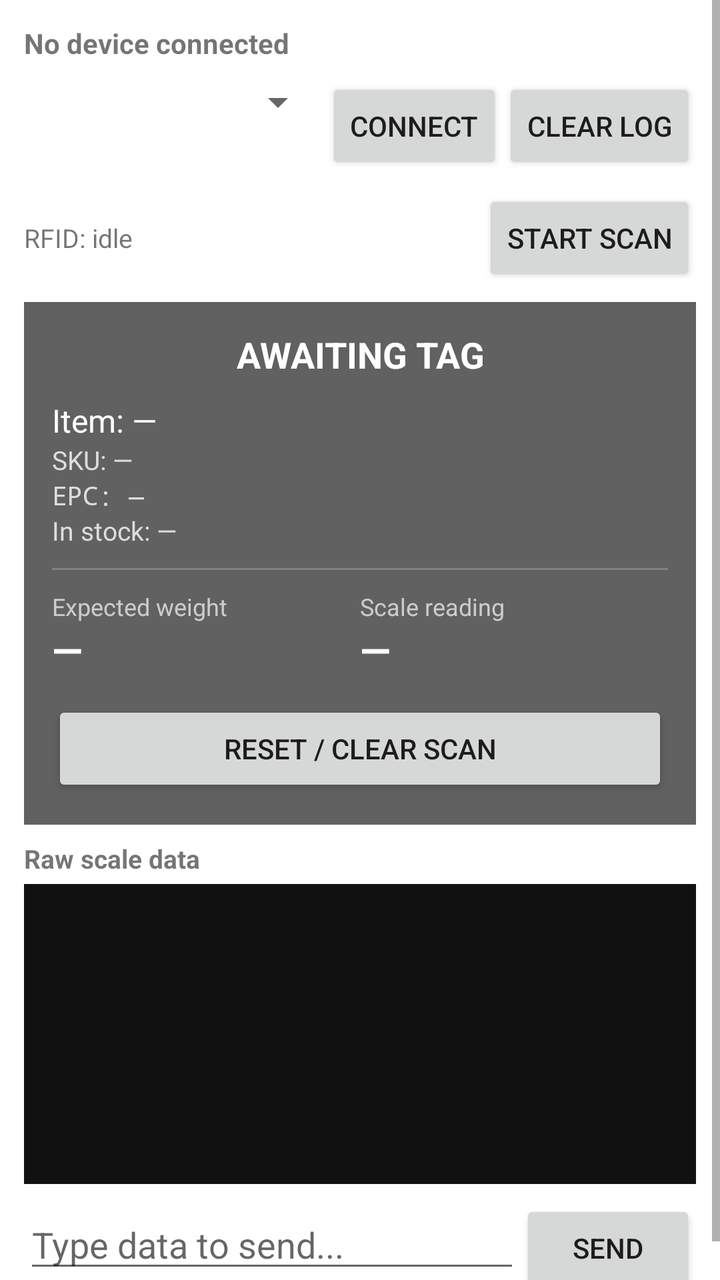
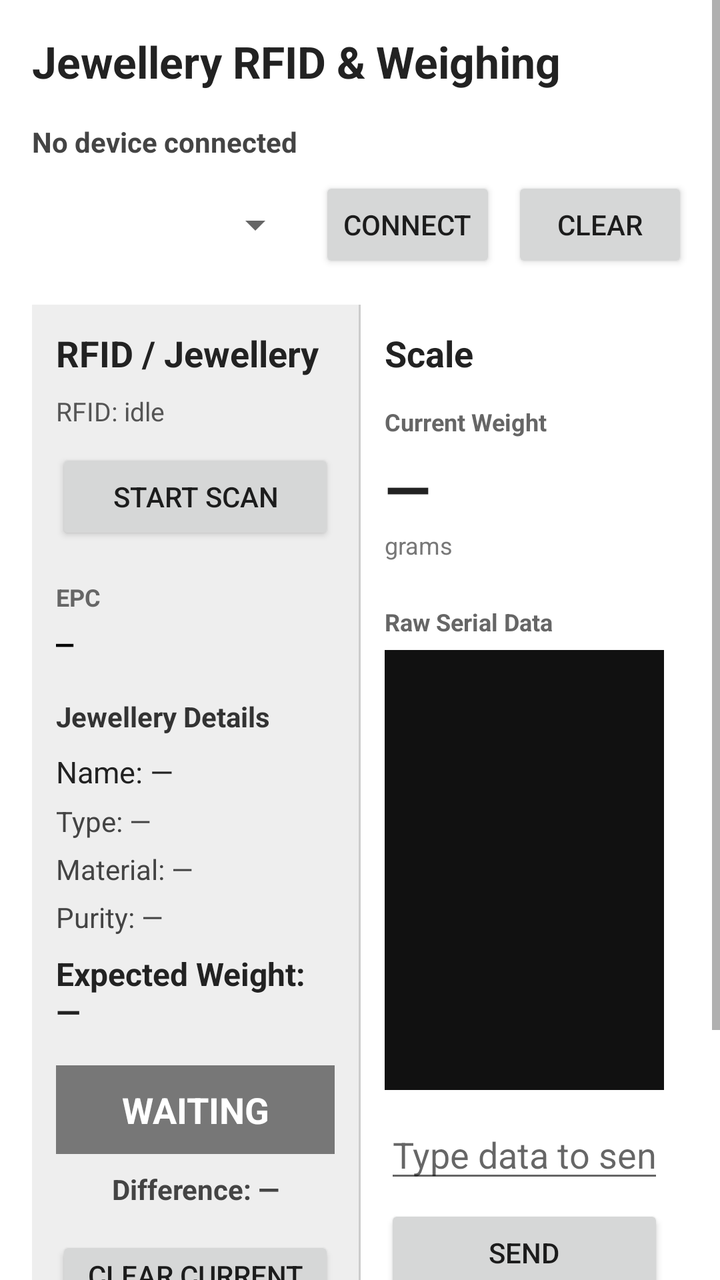

The first picture is an Android layout as it rendered before a commit; the second is the same layout after the commit. The layout source and the unified diff follow.
<!-- AndroidManifest.xml: application theme Theme.SerialMonitor -->
<!-- res/layout/activity_main.xml -->
<?xml version="1.0" encoding="utf-8"?>
<ScrollView xmlns:android="http://schemas.android.com/apk/res/android"
    android:layout_width="match_parent"
    android:layout_height="match_parent"
    android:fillViewport="true">

<LinearLayout
    android:layout_width="match_parent"
    android:layout_height="wrap_content"
    android:orientation="vertical"
    android:padding="12dp">

    
    <TextView
        android:id="@+id/statusText"
        android:layout_width="match_parent"
        android:layout_height="wrap_content"
        android:text="No device connected"
        android:textSize="14sp"
        android:textStyle="bold"
        android:paddingBottom="8dp" />

    <LinearLayout
        android:layout_width="match_parent"
        android:layout_height="wrap_content"
        android:orientation="horizontal"
        android:paddingBottom="8dp">

        <Spinner
            android:id="@+id/baudSpinner"
            android:layout_width="0dp"
            android:layout_height="wrap_content"
            android:layout_weight="1" />

        <Button
            android:id="@+id/connectButton"
            android:layout_width="wrap_content"
            android:layout_height="wrap_content"
            android:text="Connect" />

        <Button
            android:id="@+id/clearButton"
            android:layout_width="wrap_content"
            android:layout_height="wrap_content"
            android:text="Clear Log" />
    </LinearLayout>

    
    <LinearLayout
        android:layout_width="match_parent"
        android:layout_height="wrap_content"
        android:orientation="horizontal"
        android:gravity="center_vertical"
        android:paddingBottom="8dp">

        <TextView
            android:id="@+id/rfidStatusText"
            android:layout_width="0dp"
            android:layout_height="wrap_content"
            android:layout_weight="1"
            android:text="RFID: idle"
            android:textSize="13sp" />

        <Button
            android:id="@+id/rfidToggleButton"
            android:layout_width="wrap_content"
            android:layout_height="wrap_content"
            android:text="Start Scan" />
    </LinearLayout>

    
    <LinearLayout
        android:id="@+id/verdictCard"
        android:layout_width="match_parent"
        android:layout_height="wrap_content"
        android:orientation="vertical"
        android:background="@color/status_unknown"
        android:padding="14dp"
        android:layout_marginBottom="8dp">

        <TextView
            android:id="@+id/verdictLabel"
            android:layout_width="match_parent"
            android:layout_height="wrap_content"
            android:text="AWAITING TAG"
            android:textColor="#FFFFFF"
            android:textStyle="bold"
            android:textSize="18sp"
            android:gravity="center" />

        <TextView
            android:id="@+id/itemNameText"
            android:layout_width="match_parent"
            android:layout_height="wrap_content"
            android:text="Item: —"
            android:textColor="#FFFFFF"
            android:textSize="16sp"
            android:paddingTop="10dp" />

        <TextView
            android:id="@+id/skuText"
            android:layout_width="match_parent"
            android:layout_height="wrap_content"
            android:text="SKU: —"
            android:textColor="#DDDDDD"
            android:textSize="13sp" />

        <TextView
            android:id="@+id/epcText"
            android:layout_width="match_parent"
            android:layout_height="wrap_content"
            android:text="EPC: —"
            android:textColor="#DDDDDD"
            android:textSize="13sp"
            android:fontFamily="monospace" />

        <TextView
            android:id="@+id/stockText"
            android:layout_width="match_parent"
            android:layout_height="wrap_content"
            android:text="In stock: —"
            android:textColor="#DDDDDD"
            android:textSize="13sp" />

        <View
            android:layout_width="match_parent"
            android:layout_height="1dp"
            android:background="#33FFFFFF"
            android:layout_marginTop="10dp"
            android:layout_marginBottom="10dp" />

        <LinearLayout
            android:layout_width="match_parent"
            android:layout_height="wrap_content"
            android:orientation="horizontal">

            <LinearLayout
                android:layout_width="0dp"
                android:layout_height="wrap_content"
                android:layout_weight="1"
                android:orientation="vertical">

                <TextView
                    android:textColor="#CCCCCC"
                    android:textSize="12sp"
                    android:text="Expected weight"
                    android:layout_width="wrap_content"
                    android:layout_height="wrap_content" />

                <TextView
                    android:id="@+id/expectedWeightText"
                    android:layout_width="wrap_content"
                    android:layout_height="wrap_content"
                    android:text="—"
                    android:textColor="#FFFFFF"
                    android:textStyle="bold"
                    android:textSize="20sp" />
            </LinearLayout>

            <LinearLayout
                android:layout_width="0dp"
                android:layout_height="wrap_content"
                android:layout_weight="1"
                android:orientation="vertical">

                <TextView
                    android:textColor="#CCCCCC"
                    android:textSize="12sp"
                    android:text="Scale reading"
                    android:layout_width="wrap_content"
                    android:layout_height="wrap_content" />

                <TextView
                    android:id="@+id/liveWeightText"
                    android:layout_width="wrap_content"
                    android:layout_height="wrap_content"
                    android:text="—"
                    android:textColor="#FFFFFF"
                    android:textStyle="bold"
                    android:textSize="20sp" />
            </LinearLayout>
        </LinearLayout>

        <Button
            android:id="@+id/resetScanButton"
            android:layout_width="match_parent"
            android:layout_height="wrap_content"
            android:layout_marginTop="12dp"
            android:text="Reset / Clear Scan" />

    </LinearLayout>

    
    <TextView
        android:layout_width="match_parent"
        android:layout_height="wrap_content"
        android:text="Raw scale data"
        android:textStyle="bold"
        android:textSize="13sp"
        android:paddingBottom="4dp" />

    <TextView
        android:id="@+id/dataText"
        android:layout_width="match_parent"
        android:layout_height="150dp"
        android:background="#111111"
        android:fontFamily="monospace"
        android:textColor="#00FF00"
        android:textSize="12sp"
        android:padding="8dp"
        android:scrollbars="vertical"
        android:text="" />

    
    <LinearLayout
        android:layout_width="match_parent"
        android:layout_height="wrap_content"
        android:orientation="horizontal"
        android:paddingTop="8dp">

        <EditText
            android:id="@+id/sendEditText"
            android:layout_width="0dp"
            android:layout_height="wrap_content"
            android:layout_weight="1"
            android:hint="Type data to send..." />

        <Button
            android:id="@+id/sendButton"
            android:layout_width="wrap_content"
            android:layout_height="wrap_content"
            android:text="Send" />
    </LinearLayout>

</LinearLayout>
</ScrollView>
<!-- resources referenced by this layout -->
<resources>
  <color name="status_unknown">#616161</color>
  <style name="Theme.SerialMonitor" parent="Theme.MaterialComponents.DayNight.NoActionBar" />
</resources>

<!-- the commit's change to res/layout/activity_main.xml (unified diff, before → after) -->
@@ -4,233 +4,353 @@
     android:layout_height="match_parent"
     android:fillViewport="true">
 
-<LinearLayout
-    android:layout_width="match_parent"
-    android:layout_height="wrap_content"
-    android:orientation="vertical"
-    android:padding="12dp">
-
-    
-    <TextView
-        android:id="@+id/statusText"
-        android:layout_width="match_parent"
-        android:layout_height="wrap_content"
-        android:text="No device connected"
-        android:textSize="14sp"
-        android:textStyle="bold"
-        android:paddingBottom="8dp" />
-
     <LinearLayout
         android:layout_width="match_parent"
         android:layout_height="wrap_content"
-        android:orientation="horizontal"
-        android:paddingBottom="8dp">
-
-        <Spinner
-            android:id="@+id/baudSpinner"
-            android:layout_width="0dp"
-            android:layout_height="wrap_content"
-            android:layout_weight="1" />
-
-        <Button
-            android:id="@+id/connectButton"
-            android:layout_width="wrap_content"
-            android:layout_height="wrap_content"
-            android:text="Connect" />
-
-        <Button
-            android:id="@+id/clearButton"
-            android:layout_width="wrap_content"
-            android:layout_height="wrap_content"
-            android:text="Clear Log" />
-    </LinearLayout>
-
-    
-    <LinearLayout
-        android:layout_width="match_parent"
-        android:layout_height="wrap_content"
-        android:orientation="horizontal"
-        android:gravity="center_vertical"
-        android:paddingBottom="8dp">
+        android:orientation="vertical"
+        android:padding="16dp">
+
+        
 
         <TextView
-            android:id="@+id/rfidStatusText"
-            android:layout_width="0dp"
-            android:layout_height="wrap_content"
-            android:layout_weight="1"
-            android:text="RFID: idle"
-            android:textSize="13sp" />
-
-        <Button
-            android:id="@+id/rfidToggleButton"
-            android:layout_width="wrap_content"
-            android:layout_height="wrap_content"
-            android:text="Start Scan" />
-    </LinearLayout>
-
-    
-    <LinearLayout
-        android:id="@+id/verdictCard"
-        android:layout_width="match_parent"
-        android:layout_height="wrap_content"
-        android:orientation="vertical"
-        android:background="@color/status_unknown"
-        android:padding="14dp"
-        android:layout_marginBottom="8dp">
+            android:layout_width="match_parent"
+            android:layout_height="wrap_content"
+            android:text="Jewellery RFID &amp; Weighing"
+            android:textSize="22sp"
+            android:textStyle="bold"
+            android:textColor="#222222"
+            android:paddingBottom="16dp" />
+
+        
 
         <TextView
-            android:id="@+id/verdictLabel"
-            android:layout_width="match_parent"
-            android:layout_height="wrap_content"
-            android:text="AWAITING TAG"
-            android:textColor="#FFFFFF"
+            android:id="@+id/statusText"
+            android:layout_width="match_parent"
+            android:layout_height="wrap_content"
+            android:text="No device connected"
+            android:textSize="14sp"
             android:textStyle="bold"
-            android:textSize="18sp"
-            android:gravity="center" />
-
-        <TextView
-            android:id="@+id/itemNameText"
-            android:layout_width="match_parent"
-            android:layout_height="wrap_content"
-            android:text="Item: —"
-            android:textColor="#FFFFFF"
-            android:textSize="16sp"
-            android:paddingTop="10dp" />
-
-        <TextView
-            android:id="@+id/skuText"
-            android:layout_width="match_parent"
-            android:layout_height="wrap_content"
-            android:text="SKU: —"
-            android:textColor="#DDDDDD"
-            android:textSize="13sp" />
-
-        <TextView
-            android:id="@+id/epcText"
-            android:layout_width="match_parent"
-            android:layout_height="wrap_content"
-            android:text="EPC: —"
-            android:textColor="#DDDDDD"
-            android:textSize="13sp"
-            android:fontFamily="monospace" />
-
-        <TextView
-            android:id="@+id/stockText"
-            android:layout_width="match_parent"
-            android:layout_height="wrap_content"
-            android:text="In stock: —"
-            android:textColor="#DDDDDD"
-            android:textSize="13sp" />
-
-        <View
-            android:layout_width="match_parent"
-            android:layout_height="1dp"
-            android:background="#33FFFFFF"
-            android:layout_marginTop="10dp"
-            android:layout_marginBottom="10dp" />
+            android:textColor="#444444"
+            android:paddingBottom="8dp" />
 
         <LinearLayout
             android:layout_width="match_parent"
             android:layout_height="wrap_content"
+            android:orientation="horizontal"
+            android:gravity="center_vertical"
+            android:paddingBottom="16dp">
+
+            <Spinner
+                android:id="@+id/baudSpinner"
+                android:layout_width="0dp"
+                android:layout_height="wrap_content"
+                android:layout_weight="1" />
+
+            <Button
+                android:id="@+id/connectButton"
+                android:layout_width="wrap_content"
+                android:layout_height="wrap_content"
+                android:layout_marginStart="8dp"
+                android:text="Connect" />
+
+            <Button
+                android:id="@+id/clearButton"
+                android:layout_width="wrap_content"
+                android:layout_height="wrap_content"
+                android:layout_marginStart="8dp"
+                android:text="Clear" />
+
+        </LinearLayout>
+
+        
+
+        <LinearLayout
+            android:layout_width="match_parent"
+            android:layout_height="wrap_content"
             android:orientation="horizontal">
+
+            
+            
+            
 
             <LinearLayout
                 android:layout_width="0dp"
                 android:layout_height="wrap_content"
                 android:layout_weight="1"
-                android:orientation="vertical">
-
-                <TextView
-                    android:textColor="#CCCCCC"
-                    android:textSize="12sp"
-                    android:text="Expected weight"
-                    android:layout_width="wrap_content"
-                    android:layout_height="wrap_content" />
+                android:orientation="vertical"
+                android:padding="12dp"
+                android:background="#EEEEEE">
+
+                <TextView
+                    android:layout_width="match_parent"
+                    android:layout_height="wrap_content"
+                    android:text="RFID / Jewellery"
+                    android:textSize="18sp"
+                    android:textStyle="bold"
+                    android:textColor="#222222" />
+
+                
+
+                <TextView
+                    android:id="@+id/rfidStatusText"
+                    android:layout_width="match_parent"
+                    android:layout_height="wrap_content"
+                    android:layout_marginTop="8dp"
+                    android:text="RFID: idle"
+                    android:textSize="13sp"
+                    android:textColor="#555555" />
+
+                
+
+                <Button
+                    android:id="@+id/rfidToggleButton"
+                    android:layout_width="match_parent"
+                    android:layout_height="wrap_content"
+                    android:layout_marginTop="10dp"
+                    android:text="Start Scan" />
+
+                
+
+                <TextView
+                    android:layout_width="match_parent"
+                    android:layout_height="wrap_content"
+                    android:layout_marginTop="18dp"
+                    android:text="EPC"
+                    android:textSize="12sp"
+                    android:textStyle="bold"
+                    android:textColor="#666666" />
+
+                <TextView
+                    android:id="@+id/epcText"
+                    android:layout_width="match_parent"
+                    android:layout_height="wrap_content"
+                    android:layout_marginTop="5dp"
+                    android:text="—"
+                    android:textSize="14sp"
+                    android:textStyle="bold"
+                    android:textColor="#000000"
+                    android:fontFamily="monospace"
+                    android:textIsSelectable="true" />
+
+                
+
+                <TextView
+                    android:layout_width="match_parent"
+                    android:layout_height="wrap_content"
+                    android:layout_marginTop="18dp"
+                    android:text="Jewellery Details"
+                    android:textSize="14sp"
+                    android:textStyle="bold"
+                    android:textColor="#333333" />
+
+                <TextView
+                    android:id="@+id/itemNameText"
+                    android:layout_width="match_parent"
+                    android:layout_height="wrap_content"
+                    android:layout_marginTop="8dp"
+                    android:text="Name: —"
+                    android:textSize="15sp"
+                    android:textColor="#222222" />
+
+                <TextView
+                    android:id="@+id/itemTypeText"
+                    android:layout_width="match_parent"
+                    android:layout_height="wrap_content"
+                    android:layout_marginTop="5dp"
+                    android:text="Type: —"
+                    android:textSize="14sp"
+                    android:textColor="#444444" />
+
+                <TextView
+                    android:id="@+id/materialText"
+                    android:layout_width="match_parent"
+                    android:layout_height="wrap_content"
+                    android:layout_marginTop="5dp"
+                    android:text="Material: —"
+                    android:textSize="14sp"
+                    android:textColor="#444444" />
+
+                <TextView
+                    android:id="@+id/purityText"
+                    android:layout_width="match_parent"
+                    android:layout_height="wrap_content"
+                    android:layout_marginTop="5dp"
+                    android:text="Purity: —"
+                    android:textSize="14sp"
+                    android:textColor="#444444" />
 
                 <TextView
                     android:id="@+id/expectedWeightText"
-                    android:layout_width="wrap_content"
-                    android:layout_height="wrap_content"
-                    android:text="—"
+                    android:layout_width="match_parent"
+                    android:layout_height="wrap_content"
+                    android:layout_marginTop="8dp"
+                    android:text="Expected Weight: —"
+                    android:textSize="16sp"
+                    android:textStyle="bold"
+                    android:textColor="#222222" />
+
+                
+
+                <TextView
+                    android:id="@+id/resultText"
+                    android:layout_width="match_parent"
+                    android:layout_height="wrap_content"
+                    android:layout_marginTop="16dp"
+                    android:padding="10dp"
+                    android:gravity="center"
+                    android:text="WAITING"
+                    android:textSize="18sp"
+                    android:textStyle="bold"
                     android:textColor="#FFFFFF"
-                    android:textStyle="bold"
-                    android:textSize="20sp" />
+                    android:background="#777777" />
+
+                <TextView
+                    android:id="@+id/differenceText"
+                    android:layout_width="match_parent"
+                    android:layout_height="wrap_content"
+                    android:layout_marginTop="8dp"
+                    android:gravity="center"
+                    android:text="Difference: —"
+                    android:textSize="14sp"
+                    android:textStyle="bold"
+                    android:textColor="#444444" />
+
+                
+
+                <Button
+                    android:id="@+id/resetScanButton"
+                    android:layout_width="match_parent"
+                    android:layout_height="wrap_content"
+                    android:layout_marginTop="14dp"
+                    android:text="Clear Current Tag" />
+
             </LinearLayout>
+
+            
+
+            <View
+                android:layout_width="1dp"
+                android:layout_height="match_parent"
+                android:background="#CCCCCC" />
+
+            
+            
+            
 
             <LinearLayout
                 android:layout_width="0dp"
                 android:layout_height="wrap_content"
                 android:layout_weight="1"
-                android:orientation="vertical">
-
-                <TextView
-                    android:textColor="#CCCCCC"
-                    android:textSize="12sp"
-                    android:text="Scale reading"
-                    android:layout_width="wrap_content"
-                    android:layout_height="wrap_content" />
+                android:orientation="vertical"
+                android:padding="12dp">
+
+                <TextView
+                    android:layout_width="match_parent"
+                    android:layout_height="wrap_content"
+                    android:text="Scale"
+                    android:textSize="18sp"
+                    android:textStyle="bold"
+                    android:textColor="#222222" />
+
+                
+
+                <TextView
+                    android:layout_width="match_parent"
+                    android:layout_height="wrap_content"
+                    android:layout_marginTop="14dp"
+                    android:text="Current Weight"
+                    android:textSize="12sp"
+                    android:textStyle="bold"
+                    android:textColor="#666666" />
 
                 <TextView
                     android:id="@+id/liveWeightText"
-                    android:layout_width="wrap_content"
-                    android:layout_height="wrap_content"
+                    android:layout_width="match_parent"
+                    android:layout_height="wrap_content"
+                    android:layout_marginTop="5dp"
                     android:text="—"
-                    android:textColor="#FFFFFF"
-                    android:textStyle="bold"
-                    android:textSize="20sp" />
+                    android:textSize="30sp"
+                    android:textStyle="bold"
+                    android:textColor="#222222" />
+
+                <TextView
+                    android:layout_width="match_parent"
+                    android:layout_height="wrap_content"
+                    android:text="grams"
+                    android:textSize="12sp"
+                    android:textColor="#777777" />
+
+                
+
+                <TextView
+                    android:layout_width="match_parent"
+                    android:layout_height="wrap_content"
+                    android:layout_marginTop="22dp"
+                    android:text="Raw Serial Data"
+                    android:textSize="12sp"
+                    android:textStyle="bold"
+                    android:textColor="#666666" />
+
+                <TextView
+                    android:id="@+id/dataText"
+                    android:layout_width="match_parent"
+                    android:layout_height="220dp"
+                    android:layout_marginTop="6dp"
+                    android:background="#111111"
+                    android:fontFamily="monospace"
+                    android:textColor="#00FF00"
+                    android:textSize="12sp"
+                    android:padding="10dp"
+                    android:gravity="top|start"
+                    android:scrollbars="vertical"
+                    android:textIsSelectable="true" />
+
+                
+
+                <EditText
+                    android:id="@+id/sendEditText"
+                    android:layout_width="match_parent"
+                    android:layout_height="wrap_content"
+                    android:layout_marginTop="10dp"
+                    android:hint="Type data to send..."
+                    android:singleLine="true" />
+
+                <Button
+                    android:id="@+id/sendButton"
+                    android:layout_width="match_parent"
+                    android:layout_height="wrap_content"
+                    android:layout_marginTop="6dp"
+                    android:text="Send" />
+
             </LinearLayout>
+
         </LinearLayout>
 
-        <Button
-            android:id="@+id/resetScanButton"
-            android:layout_width="match_parent"
-            android:layout_height="wrap_content"
-            android:layout_marginTop="12dp"
-            android:text="Reset / Clear Scan" />
+        
+        
+        
+
+        <TextView
+            android:layout_width="match_parent"
+            android:layout_height="wrap_content"
+            android:layout_marginTop="20dp"
+            android:text="Scanned Jewellery"
+            android:textSize="18sp"
+            android:textStyle="bold"
+            android:textColor="#222222" />
+
+        <TextView
+            android:id="@+id/scannedTagsText"
+            android:layout_width="match_parent"
+            android:layout_height="wrap_content"
+            android:layout_marginTop="8dp"
+            android:background="#F5F5F5"
+            android:padding="12dp"
+            android:text="No tags scanned"
+            android:textSize="13sp"
+            android:textColor="#333333"
+            android:fontFamily="monospace" />
 
     </LinearLayout>
 
-    
-    <TextView
-        android:layout_width="match_parent"
-        android:layout_height="wrap_content"
-        android:text="Raw scale data"
-        android:textStyle="bold"
-        android:textSize="13sp"
-        android:paddingBottom="4dp" />
-
-    <TextView
-        android:id="@+id/dataText"
-        android:layout_width="match_parent"
-        android:layout_height="150dp"
-        android:background="#111111"
-        android:fontFamily="monospace"
-        android:textColor="#00FF00"
-        android:textSize="12sp"
-        android:padding="8dp"
-        android:scrollbars="vertical"
-        android:text="" />
-
-    
-    <LinearLayout
-        android:layout_width="match_parent"
-        android:layout_height="wrap_content"
-        android:orientation="horizontal"
-        android:paddingTop="8dp">
-
-        <EditText
-            android:id="@+id/sendEditText"
-            android:layout_width="0dp"
-            android:layout_height="wrap_content"
-            android:layout_weight="1"
-            android:hint="Type data to send..." />
-
-        <Button
-            android:id="@+id/sendButton"
-            android:layout_width="wrap_content"
-            android:layout_height="wrap_content"
-            android:text="Send" />
-    </LinearLayout>
-
-</LinearLayout>
 </ScrollView>
<!-- resource entries referenced after the edit -->
@@ -1,6 +1,5 @@
 <!-- resources referenced by this layout -->
 <resources>
-  <color name="status_unknown">#616161</color>
   <style name="Theme.SerialMonitor" parent="Theme.MaterialComponents.DayNight.NoActionBar" />
 </resources>
 
